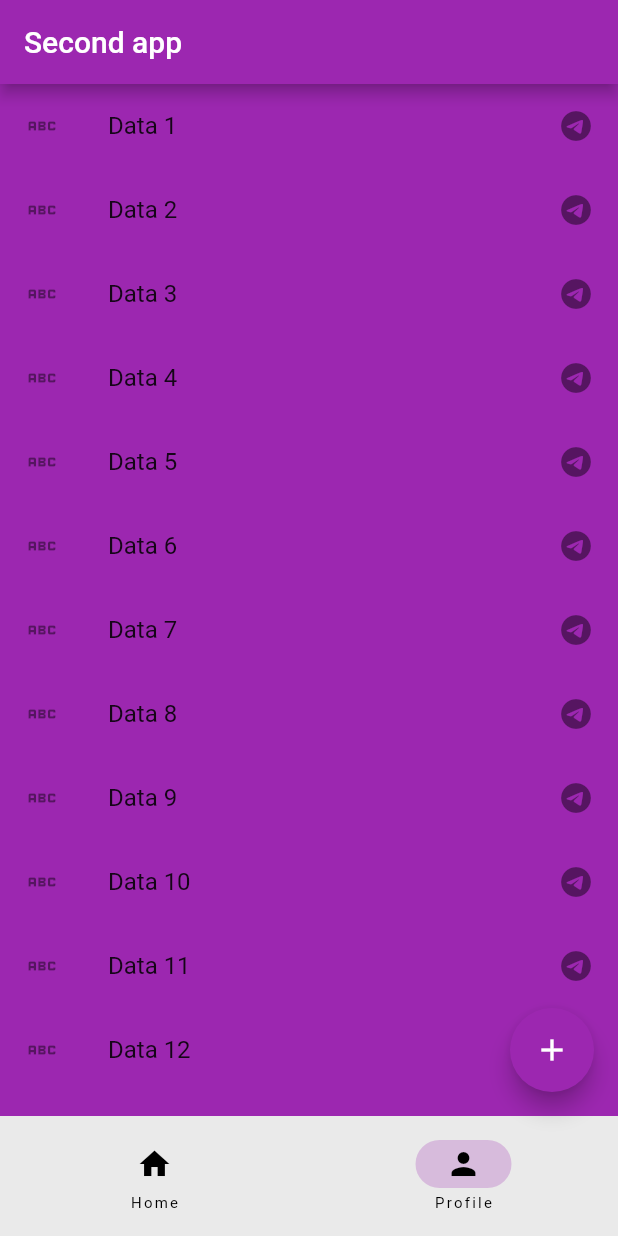
After one commit to ElKhattoutiMohamed/first_flutter_app, a Flutter app: the screen it shows after launch, item 2 of the bottom bar chosen, on a phone screen of 412 x 824 dp. The commit adds this screen. Run offline on Flutter 3.47's test engine with Material 2 defaults, Android fonts, the phone set to English and light mode, and no system bars.

Commit message:
Course ended

```diff
--- a/second_app/lib/main.dart
+++ b/second_app/lib/main.dart
@@ -1,5 +1,6 @@
 import 'package:flutter/material.dart';
 import 'package:second_app/home_page.dart';
+import 'package:second_app/profile_page.dart';
 
 void main() {
   runApp(const MyApp());
@@ -28,13 +29,16 @@ class RootPage extends StatefulWidget {
 
 class _RootPageState extends State<RootPage> {
   int currentPage = 0;
+
+  List<Widget> pages = const [HomePage(), ProfilePage()];
+
   @override
   Widget build(BuildContext context) {
     return Scaffold(
       appBar: AppBar(
         title: const Text("Second app"),
       ),
-      body: HomePage(),
+      body: pages[currentPage],
       floatingActionButton: FloatingActionButton(
         onPressed: () {
           debugPrint("floating action button pressed");
--- /dev/null
+++ b/second_app/lib/profile_page.dart
@@ -0,0 +1,23 @@
+import 'package:flutter/material.dart';
+
+int items = 20;
+
+class ProfilePage extends StatelessWidget {
+  const ProfilePage({Key? key}) : super(key: key);
+
+  @override
+  Widget build(BuildContext context) {
+    return Container(
+      color: Colors.purple,
+      child: ListView.builder(
+          itemCount: items,
+          itemBuilder: (BuildContext context, int index) {
+            return ListTile(
+              title: Text('Data ${(++index)}'),
+              leading: Icon(Icons.abc),
+              trailing: Icon(Icons.telegram),
+            );
+          }),
+    );
+  }
+}
```
